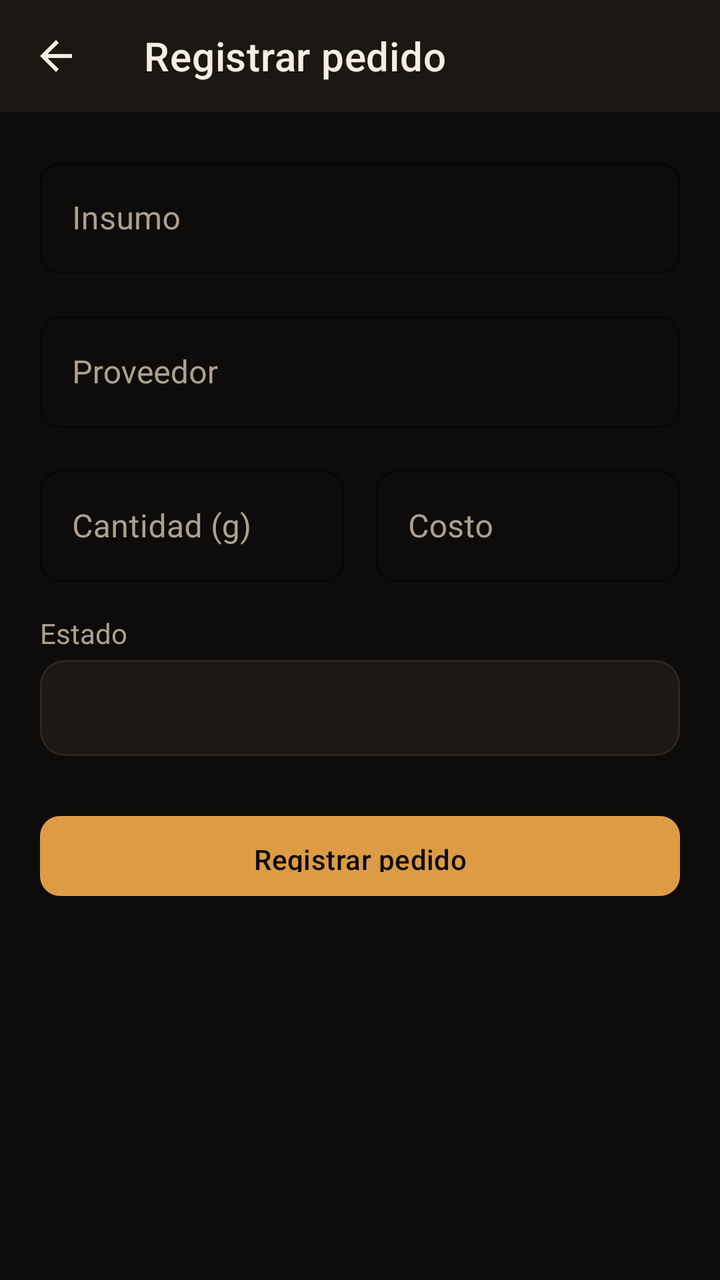
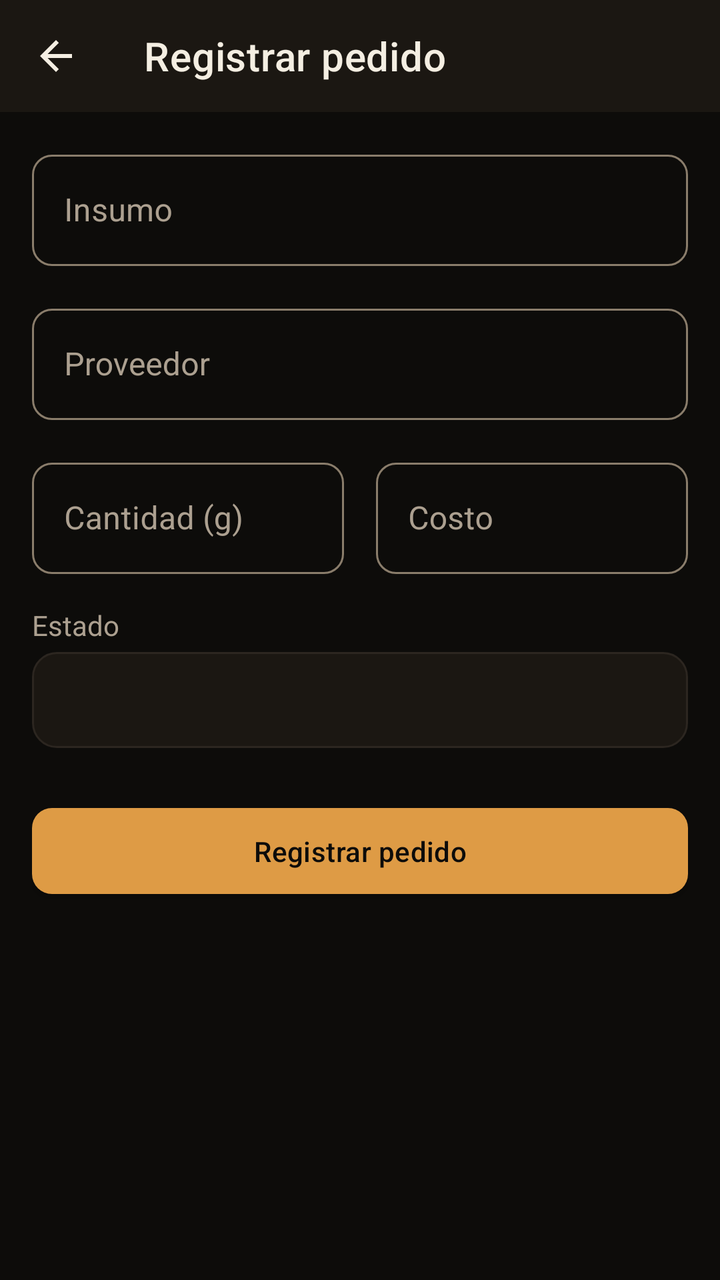

Screens rendered from an Android XML layout before and after an edit, with the pre-edit source and the edit as a unified diff.
<!-- AndroidManifest.xml: application theme Theme.RFragancias -->
<!-- res/layout/activity_pedido_form.xml -->
<?xml version="1.0" encoding="utf-8"?>
<androidx.core.widget.NestedScrollView xmlns:android="http://schemas.android.com/apk/res/android"
    xmlns:app="http://schemas.android.com/apk/res-auto"
    android:layout_width="match_parent"
    android:layout_height="match_parent"
    android:background="@color/bg"
    android:fillViewport="true">

    <LinearLayout
        android:layout_width="match_parent"
        android:layout_height="wrap_content"
        android:orientation="vertical">

        <androidx.appcompat.widget.Toolbar
            android:id="@+id/toolbar"
            android:layout_width="match_parent"
            android:layout_height="?attr/actionBarSize"
            android:background="@color/surface"
            app:navigationIcon="@drawable/ic_back"
            app:title="@string/registrar_pedido"
            app:titleTextColor="@color/text_primary" />

        <LinearLayout
            android:layout_width="match_parent"
            android:layout_height="wrap_content"
            android:orientation="vertical"
            android:padding="@dimen/padding_screen">

            <com.google.android.material.textfield.TextInputLayout
                android:layout_width="match_parent"
                android:layout_height="wrap_content"
                style="@style/Widget.RFragancias.TextInputLayout">

                <com.google.android.material.textfield.TextInputEditText
                    android:id="@+id/edit_insumo"
                    android:layout_width="match_parent"
                    android:layout_height="wrap_content"
                    android:hint="@string/hint_insumo" />
            </com.google.android.material.textfield.TextInputLayout>

            <com.google.android.material.textfield.TextInputLayout
                android:layout_width="match_parent"
                android:layout_height="wrap_content"
                android:layout_marginTop="@dimen/spacing_md"
                style="@style/Widget.RFragancias.TextInputLayout">

                <com.google.android.material.textfield.TextInputEditText
                    android:id="@+id/edit_proveedor"
                    android:layout_width="match_parent"
                    android:layout_height="wrap_content"
                    android:hint="@string/hint_proveedor" />
            </com.google.android.material.textfield.TextInputLayout>

            <LinearLayout
                android:layout_width="match_parent"
                android:layout_height="wrap_content"
                android:orientation="horizontal">

                <com.google.android.material.textfield.TextInputLayout
                    android:layout_width="0dp"
                    android:layout_height="wrap_content"
                    android:layout_weight="1"
                    android:layout_marginTop="@dimen/spacing_md"
                    android:layout_marginEnd="8dp"
                    style="@style/Widget.RFragancias.TextInputLayout">

                    <com.google.android.material.textfield.TextInputEditText
                        android:id="@+id/edit_cantidad_gramos"
                        android:layout_width="match_parent"
                        android:layout_height="wrap_content"
                        android:inputType="numberDecimal"
                        android:hint="@string/hint_cantidad_gramos" />
                </com.google.android.material.textfield.TextInputLayout>

                <com.google.android.material.textfield.TextInputLayout
                    android:layout_width="0dp"
                    android:layout_height="wrap_content"
                    android:layout_weight="1"
                    android:layout_marginTop="@dimen/spacing_md"
                    android:layout_marginStart="8dp"
                    style="@style/Widget.RFragancias.TextInputLayout">

                    <com.google.android.material.textfield.TextInputEditText
                        android:id="@+id/edit_costo"
                        android:layout_width="match_parent"
                        android:layout_height="wrap_content"
                        android:inputType="numberDecimal"
                        android:hint="@string/hint_costo" />
                </com.google.android.material.textfield.TextInputLayout>
            </LinearLayout>

            <TextView
                android:layout_width="wrap_content"
                android:layout_height="wrap_content"
                android:layout_marginTop="@dimen/spacing_md"
                android:text="@string/hint_estado"
                style="@style/TextBodyMuted" />

            <Spinner
                android:id="@+id/spinner_estado"
                android:layout_width="match_parent"
                android:layout_height="48dp"
                android:layout_marginTop="4dp"
                android:background="@drawable/bg_search"
                android:paddingHorizontal="12dp" />

            <com.google.android.material.button.MaterialButton
                android:id="@+id/btn_guardar"
                android:layout_width="match_parent"
                android:layout_height="52dp"
                android:layout_marginTop="@dimen/spacing_lg"
                android:text="@string/registrar_pedido" />

            <ProgressBar
                android:id="@+id/progress_form"
                android:layout_width="wrap_content"
                android:layout_height="wrap_content"
                android:layout_gravity="center_horizontal"
                android:layout_marginTop="16dp"
                android:indeterminateTint="@color/primary"
                android:visibility="gone" />
        </LinearLayout>
    </LinearLayout>
</androidx.core.widget.NestedScrollView>
<!-- resources referenced by this layout -->
<resources>
  <color name="bg">#0D0C0A</color>
  <color name="primary">#DE9B45</color>
  <color name="surface">#1B1712</color>
  <color name="text_primary">#F4EEE2</color>
  <dimen name="padding_screen">20dp</dimen>
  <dimen name="spacing_lg">24dp</dimen>
  <dimen name="spacing_md">16dp</dimen>
  <!-- drawable bg_search (drawable) -->
  <shape xmlns:android="http://schemas.android.com/apk/res/android" android:shape="rectangle">
      <corners android:radius="12dp"/>
      <solid android:color="@color/surface"/>
      <stroke android:width="1dp" android:color="@color/border"/>
  </shape>
  <!-- drawable ic_back (drawable) -->
  <vector xmlns:android="http://schemas.android.com/apk/res/android"
      android:width="24dp" android:height="24dp" android:viewportWidth="24" android:viewportHeight="24">
      <path android:fillColor="#F4EEE2" android:pathData="M20,11H7.83l5.59,-5.59L12,4l-8,8 8,8 1.41,-1.41L7.83,13H20v-2z"/>
  </vector>
  <string name="hint_cantidad_gramos">Cantidad (g)</string>
  <string name="hint_costo">Costo</string>
  <string name="hint_estado">Estado</string>
  <string name="hint_insumo">Insumo</string>
  <string name="hint_proveedor">Proveedor</string>
  <string name="registrar_pedido">Registrar pedido</string>
  <style name="TextBodyMuted">
          <item name="android:textColor">@color/text_muted</item>
          <item name="android:textSize">14sp</item>
      </style>
  <style name="Widget.RFragancias.TextInputLayout" parent="Widget.MaterialComponents.TextInputLayout.OutlinedBox">
          <item name="boxStrokeColor">@color/border</item>
          <item name="hintTextColor">@color/primary</item>
          <item name="android:textColorHint">@color/text_muted</item>
          <item name="boxCornerRadiusTopStart">10dp</item>
          <item name="boxCornerRadiusTopEnd">10dp</item>
          <item name="boxCornerRadiusBottomStart">10dp</item>
          <item name="boxCornerRadiusBottomEnd">10dp</item>
      </style>
  <style name="Theme.RFragancias" parent="Theme.MaterialComponents.DayNight.NoActionBar">
          <item name="colorPrimary">@color/primary</item>
          <item name="colorPrimaryDark">@color/bg</item>
          <item name="colorAccent">@color/primary</item>
          <item name="colorSurface">@color/surface</item>
          <item name="colorOnSurface">@color/text_primary</item>
          <item name="colorOnPrimary">@color/bg</item>
          <item name="android:windowBackground">@color/bg</item>
          <item name="android:statusBarColor">@color/bg</item>
          <item name="android:navigationBarColor">@color/bg</item>
          <item name="android:windowLightStatusBar" tools:targetApi="m">false</item>
          <item name="android:textColorPrimary">@color/text_primary</item>
          <item name="android:textColorSecondary">@color/text_muted</item>
          <item name="materialButtonStyle">@style/Widget.RFragancias.Button</item>
          <item name="editTextStyle">@style/Widget.RFragancias.EditText</item>
          <item name="textInputStyle">@style/Widget.RFragancias.TextInputLayout</item>
      </style>
  <color name="border">#2C2620</color>
  <color name="text_muted">#ACA090</color>
  <style name="Widget.RFragancias.EditText" parent="Widget.AppCompat.EditText">
          <item name="android:textColor">@color/text_primary</item>
          <item name="android:textColorHint">@color/text_muted</item>
      </style>
  <!-- unchanged entries left out for length: 1 -->
</resources>

<!-- the commit's change to res/layout/activity_pedido_form.xml (unified diff, before → after) -->
@@ -33,6 +33,7 @@
 
                 <com.google.android.material.textfield.TextInputEditText
                     android:id="@+id/edit_insumo"
+                    android:imeOptions="actionNext"
                     android:layout_width="match_parent"
                     android:layout_height="wrap_content"
                     android:hint="@string/hint_insumo" />
@@ -46,6 +47,7 @@
 
                 <com.google.android.material.textfield.TextInputEditText
                     android:id="@+id/edit_proveedor"
+                    android:imeOptions="actionNext"
                     android:layout_width="match_parent"
                     android:layout_height="wrap_content"
                     android:hint="@string/hint_proveedor" />
@@ -66,6 +68,7 @@
 
                     <com.google.android.material.textfield.TextInputEditText
                         android:id="@+id/edit_cantidad_gramos"
+                        android:imeOptions="actionNext"
                         android:layout_width="match_parent"
                         android:layout_height="wrap_content"
                         android:inputType="numberDecimal"
@@ -82,6 +85,7 @@
 
                     <com.google.android.material.textfield.TextInputEditText
                         android:id="@+id/edit_costo"
+                        android:imeOptions="actionDone"
                         android:layout_width="match_parent"
                         android:layout_height="wrap_content"
                         android:inputType="numberDecimal"
@@ -107,7 +111,8 @@
             <com.google.android.material.button.MaterialButton
                 android:id="@+id/btn_guardar"
                 android:layout_width="match_parent"
-                android:layout_height="52dp"
+                android:layout_height="wrap_content"
+                android:minHeight="52dp"
                 android:layout_marginTop="@dimen/spacing_lg"
                 android:text="@string/registrar_pedido" />
 
<!-- resource entries referenced after the edit -->
@@ -4,7 +4,7 @@
   <color name="primary">#DE9B45</color>
   <color name="surface">#1B1712</color>
   <color name="text_primary">#F4EEE2</color>
-  <dimen name="padding_screen">20dp</dimen>
+  <dimen name="padding_screen">16dp</dimen>
   <dimen name="spacing_lg">24dp</dimen>
   <dimen name="spacing_md">16dp</dimen>
   <!-- drawable bg_search (drawable) -->
@@ -29,7 +29,10 @@
           <item name="android:textSize">14sp</item>
       </style>
   <style name="Widget.RFragancias.TextInputLayout" parent="Widget.MaterialComponents.TextInputLayout.OutlinedBox">
-          <item name="boxStrokeColor">@color/border</item>
+          <item name="boxStrokeColor">@color/input_stroke</item>
+          <item name="boxStrokeErrorColor">@color/error</item>
+          <item name="errorTextColor">@color/error</item>
+          <item name="errorIconTint">@color/error</item>
           <item name="hintTextColor">@color/primary</item>
           <item name="android:textColorHint">@color/text_muted</item>
           <item name="boxCornerRadiusTopStart">10dp</item>
@@ -44,6 +47,8 @@
           <item name="colorSurface">@color/surface</item>
           <item name="colorOnSurface">@color/text_primary</item>
           <item name="colorOnPrimary">@color/bg</item>
+          <item name="colorError">@color/error</item>
+          <item name="colorOnError">@color/bg</item>
           <item name="android:windowBackground">@color/bg</item>
           <item name="android:statusBarColor">@color/bg</item>
           <item name="android:navigationBarColor">@color/bg</item>
@@ -56,6 +61,7 @@
       </style>
   <color name="border">#2C2620</color>
   <color name="text_muted">#ACA090</color>
+  <color name="error">#E08A72</color>
   <style name="Widget.RFragancias.EditText" parent="Widget.AppCompat.EditText">
           <item name="android:textColor">@color/text_primary</item>
           <item name="android:textColorHint">@color/text_muted</item>
